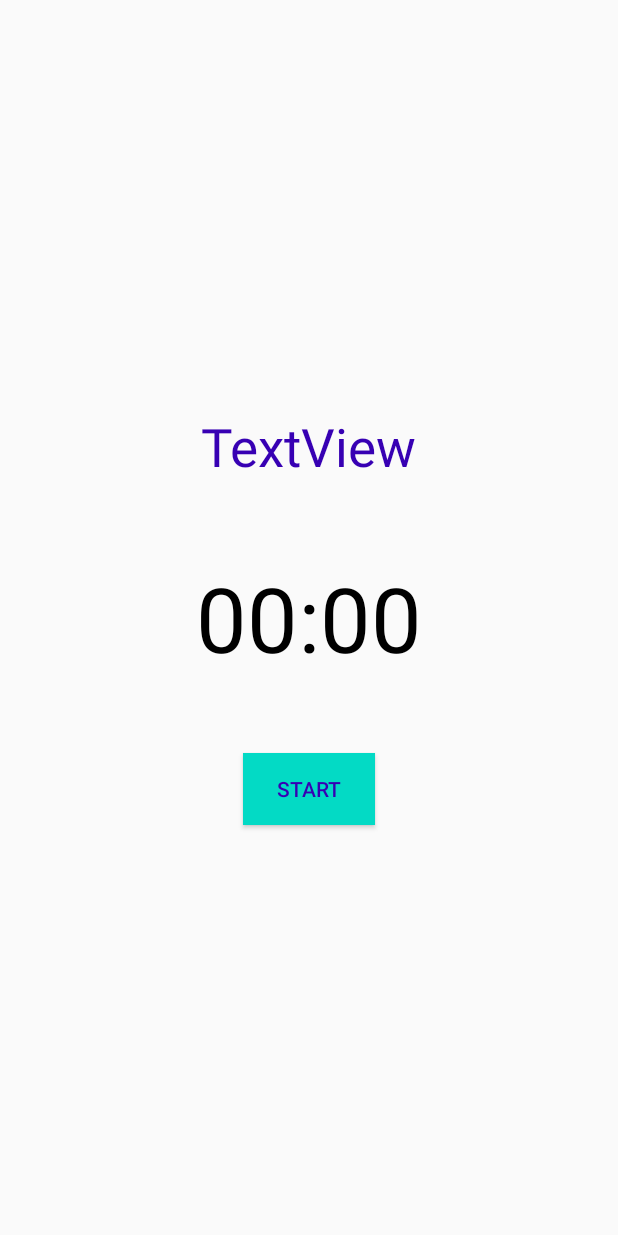
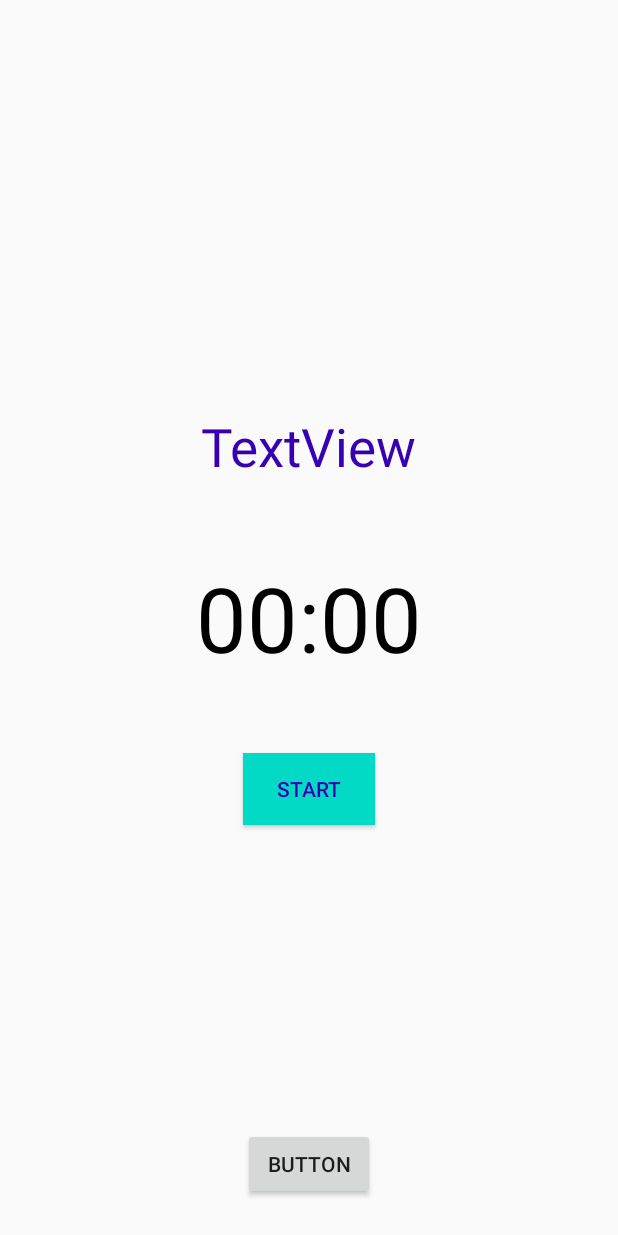
Before and after one commit to YersiniaP/Pomodoro-Timer-ThirtyOne, an Android app: the layout activity_timer.xml on its own in the app's theme, with its tools: preview values and no code run, on a phone screen of 412 x 824 dp. Run offline under Robolectric (Android 15) with nearby library versions, the phone set to English and light mode, and no system bars.

```diff
--- a/app/src/main/res/layout/activity_timer.xml
+++ b/app/src/main/res/layout/activity_timer.xml
@@ -62,4 +62,13 @@
         android:textColor= "@color/colorPrimaryDark"
         android:visibility="invisible"/>
 
+    <Button
+        android:id="@+id/timer_button_abandon"
+        android:layout_width="wrap_content"
+        android:layout_height="wrap_content"
+        android:layout_alignParentBottom="true"
+        android:layout_centerHorizontal="true"
+        android:layout_marginBottom="24dp"
+        android:text="Button" />
+
 </RelativeLayout>
```
Also changed, not shown: app/src/main/AndroidManifest.xml (+10 -10 lines), app/src/main/java/com/example/pomodoro_app/TaskCompletion.java (added, +14 -0 lines), app/src/main/java/com/example/pomodoro_app/TimerActivity.java (+15 -0 lines), app/src/main/res/layout/activity_task_completion.xml (added, +32 -0 lines).
